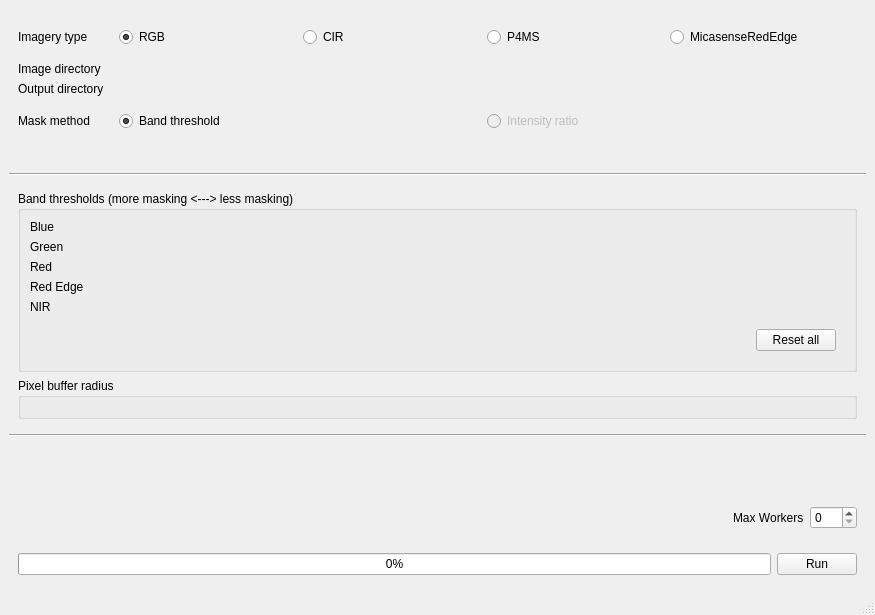
This is gui.ui in HakaiInstitute/GlintMaskGenerator as Qt 5 draws it before an edit. The edited form follows.
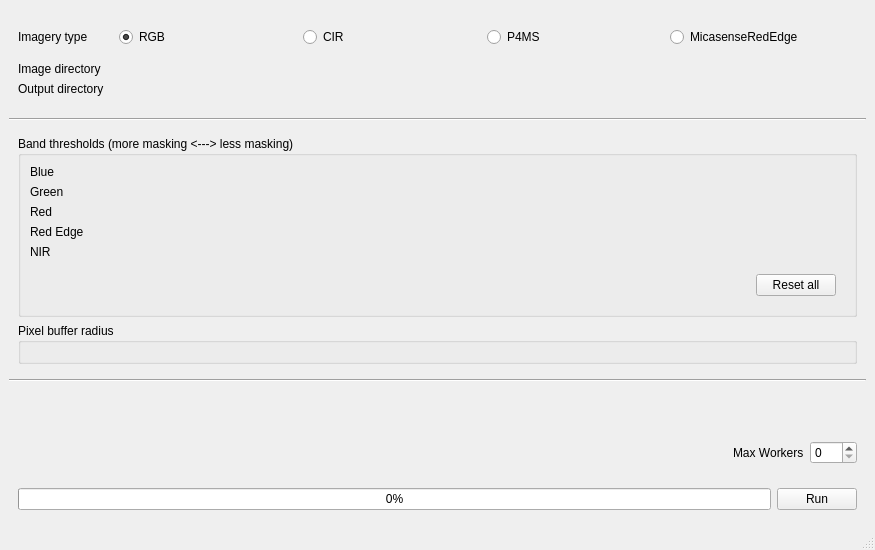
This is the edited form. Custom widgets are drawn as their Qt base class.

Commit message:
Remove method type selector
It was unused

```diff
--- a/gui.ui
+++ b/gui.ui
@@ -7,7 +7,7 @@
     <x>0</x>
     <y>0</y>
     <width>875</width>
-    <height>615</height>
+    <height>550</height>
    </rect>
   </property>
   <property name="windowTitle">
@@ -61,6 +61,29 @@
          </layout>
         </widget>
        </item>
+       <item row="2" column="0">
+        <widget class="QLabel" name="label_3">
+         <property name="sizePolicy">
+          <sizepolicy hsizetype="Minimum" vsizetype="Preferred">
+           <horstretch>0</horstretch>
+           <verstretch>0</verstretch>
+          </sizepolicy>
+         </property>
+         <property name="text">
+          <string>Image directory</string>
+         </property>
+        </widget>
+       </item>
+       <item row="3" column="1">
+        <widget class="DirectoryPath" name="mask_dir_w" native="true">
+         <property name="sizePolicy">
+          <sizepolicy hsizetype="MinimumExpanding" vsizetype="Preferred">
+           <horstretch>0</horstretch>
+           <verstretch>0</verstretch>
+          </sizepolicy>
+         </property>
+        </widget>
+       </item>
        <item row="1" column="0">
         <widget class="QLabel" name="label_2">
          <property name="sizePolicy">
@@ -74,16 +97,6 @@
          </property>
         </widget>
        </item>
-       <item row="3" column="1">
-        <widget class="DirectoryPath" name="mask_dir_w" native="true">
-         <property name="sizePolicy">
-          <sizepolicy hsizetype="MinimumExpanding" vsizetype="Preferred">
-           <horstretch>0</horstretch>
-           <verstretch>0</verstretch>
-          </sizepolicy>
-         </property>
-        </widget>
-       </item>
        <item row="2" column="1">
         <widget class="DirectoryPath" name="img_dir_w" native="true">
          <property name="sizePolicy">
@@ -107,76 +120,6 @@
          </property>
         </widget>
        </item>
-       <item row="2" column="0">
-        <widget class="QLabel" name="label_3">
-         <property name="sizePolicy">
-          <sizepolicy hsizetype="Minimum" vsizetype="Preferred">
-           <horstretch>0</horstretch>
-           <verstretch>0</verstretch>
-          </sizepolicy>
-         </property>
-         <property name="text">
-          <string>Image directory</string>
-         </property>
-        </widget>
-       </item>
-       <item row="4" column="1">
-        <widget class="QFrame" name="frame_4">
-         <property name="sizePolicy">
-          <sizepolicy hsizetype="MinimumExpanding" vsizetype="Preferred">
-           <horstretch>0</horstretch>
-           <verstretch>0</verstretch>
-          </sizepolicy>
-         </property>
-         <layout class="QHBoxLayout" name="horizontalLayout_13">
-          <item>
-           <widget class="QRadioButton" name="method_threshold_radio">
-            <property name="sizePolicy">
-             <sizepolicy hsizetype="Minimum" vsizetype="Fixed">
-              <horstretch>0</horstretch>
-              <verstretch>0</verstretch>
-             </sizepolicy>
-            </property>
-            <property name="text">
-             <string>Band threshold</string>
-            </property>
-            <property name="checked">
-             <bool>true</bool>
-            </property>
-           </widget>
-          </item>
-          <item>
-           <widget class="QRadioButton" name="method_ratio_radio">
-            <property name="enabled">
-             <bool>false</bool>
-            </property>
-            <property name="sizePolicy">
-             <sizepolicy hsizetype="Minimum" vsizetype="Fixed">
-              <horstretch>0</horstretch>
-              <verstretch>0</verstretch>
-             </sizepolicy>
-            </property>
-            <property name="text">
-             <string>Intensity ratio</string>
-            </property>
-           </widget>
-          </item>
-         </layout>
-        </widget>
-       </item>
-       <item row="4" column="0">
-        <widget class="QLabel" name="label">
-         <property name="sizePolicy">
-          <sizepolicy hsizetype="Minimum" vsizetype="Preferred">
-           <horstretch>0</horstretch>
-           <verstretch>0</verstretch>
-          </sizepolicy>
-         </property>
-         <property name="text">
-          <string>Mask method</string>
-         </property>
-        </widget>
-       </item>
       </layout>
      </widget>
     </item>
```
Left out of the diff: 34 changed lines with no effect on the pictures. The commit also changes 1 other file.
